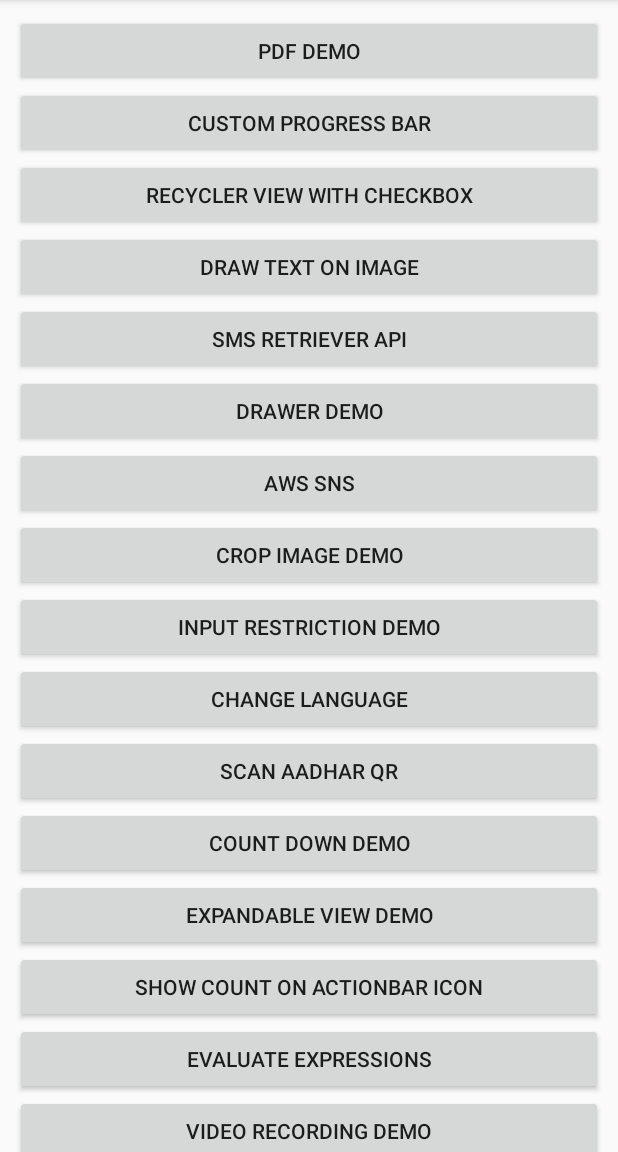
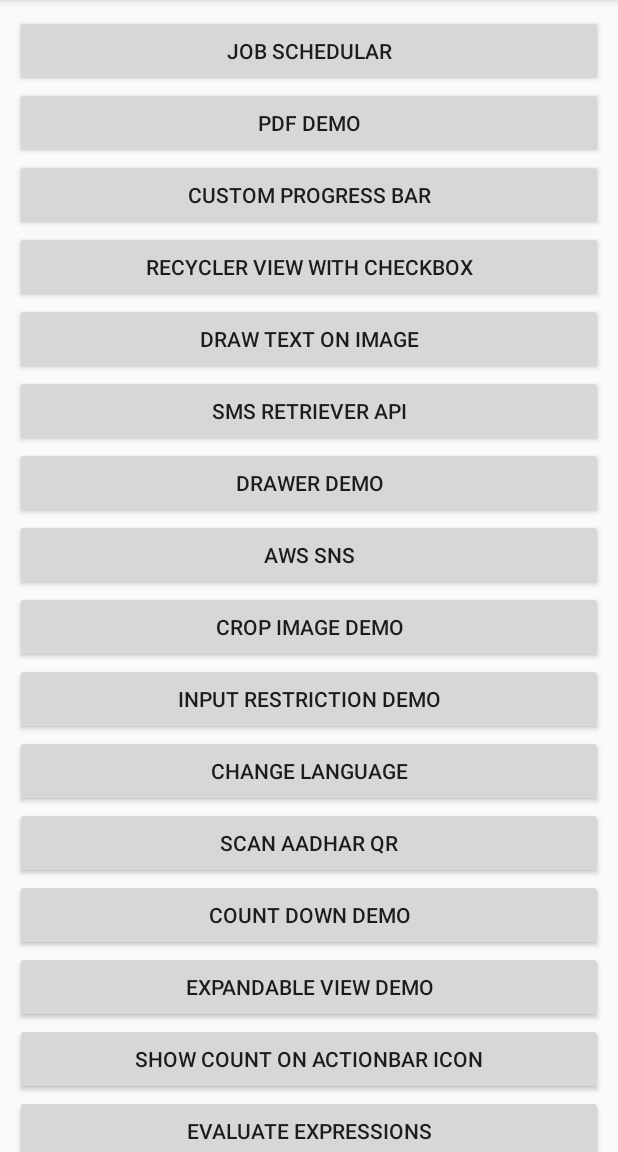
Before and after one commit to surajpunemaha/MyDemos, an Android app: the screen it shows after launch (HomeActivity), on a phone screen of 412 x 824 dp, the part 84-1236 px from its top. Run offline under Robolectric (Android 15) with nearby library versions, the phone set to English and light mode, and no system bars.

Commit message:
added job schedular for checking internet connectivity

```diff
--- a/app/src/main/java/abhinav/com/addresslatlong/HomeActivity.java
+++ b/app/src/main/java/abhinav/com/addresslatlong/HomeActivity.java
@@ -15,7 +15,7 @@ public class HomeActivity extends AppCompatActivity implements View.OnClickListe
     Button btn_expandalble_view, btn_count_down, btn_scan_aadhar, btn_language_demo;
     Button btn_input_restrict, btn_crop_image, btn_aws_sns;
     Button btn_drawer_demo, btn_sms_retriver, btn_drawText, btn_recv_demo, btn_custom_progress;
-    Button btn_pdf_demo;
+    Button btn_pdf_demo, btn_job_schedular;
 
     @Override
     protected void onCreate(Bundle savedInstanceState)
@@ -27,6 +27,9 @@ public class HomeActivity extends AppCompatActivity implements View.OnClickListe
 
     public void initViews()
     {
+        btn_job_schedular= (Button) findViewById(R.id.btn_job_schedular);
+        btn_job_schedular.setOnClickListener(this);
+
         btn_pdf_demo= (Button) findViewById(R.id.btn_pdf_demo);
         btn_pdf_demo.setOnClickListener(this);
 
@@ -106,6 +109,11 @@ public class HomeActivity extends AppCompatActivity implements View.OnClickListe
     @Override
     public void onClick(View view)
     {
+        if(view.getId()==R.id.btn_job_schedular)
+        {
+            startActivity(new Intent(HomeActivity.this, JobSchedularActivity.class));
+        }
+
         if(view.getId()==R.id.btn_pdf_demo)
         {
             startActivity(new Intent(HomeActivity.this, PDFGenerationActivity.class));
--- a/app/src/main/res/layout/activity_home.xml
+++ b/app/src/main/res/layout/activity_home.xml
@@ -16,6 +16,12 @@
             android:layout_height="wrap_content"
             android:orientation="vertical"
             android:padding="10dp">
+
+            <Button
+                android:id="@+id/btn_job_schedular"
+                android:layout_width="match_parent"
+                android:layout_height="wrap_content"
+                android:text="Job Schedular"/>
 
             <Button
                 android:id="@+id/btn_pdf_demo"
```
Also changed, not shown: app/src/main/AndroidManifest.xml (+8 -1 lines), app/src/main/java/abhinav/com/addresslatlong/JobCheckInternet.java (added, +37 -0 lines), app/src/main/java/abhinav/com/addresslatlong/JobSchedularActivity.java (added, +29 -0 lines), app/src/main/res/layout/activity_job_schedular.xml (added, +9 -0 lines), 2 other files.
